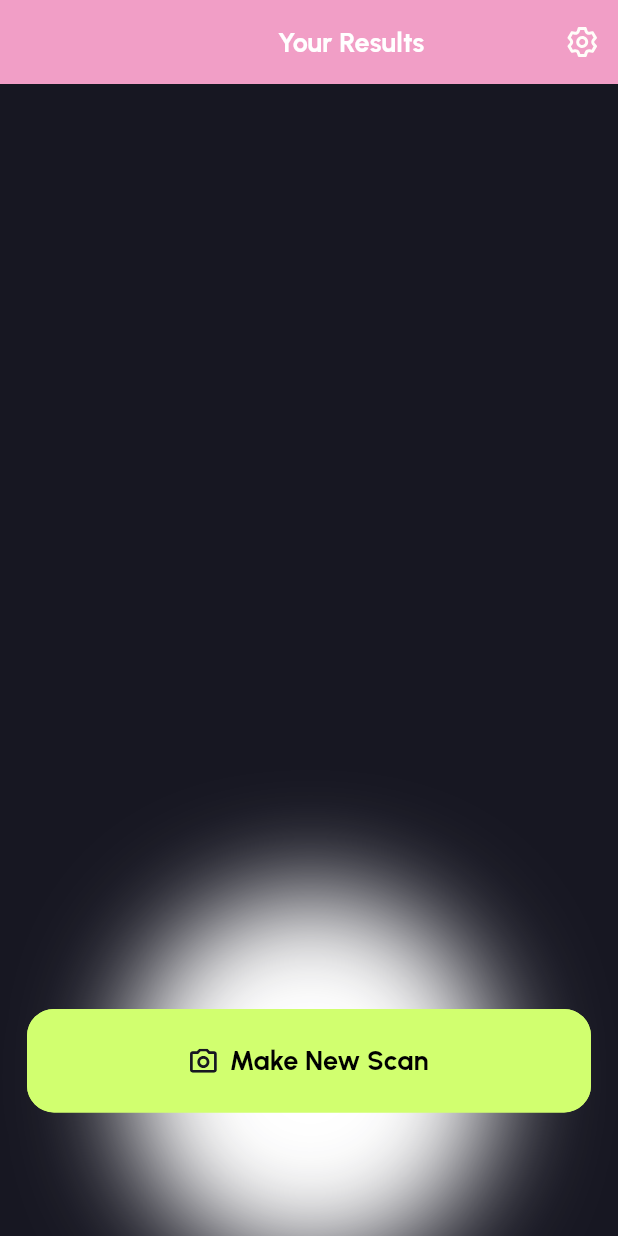
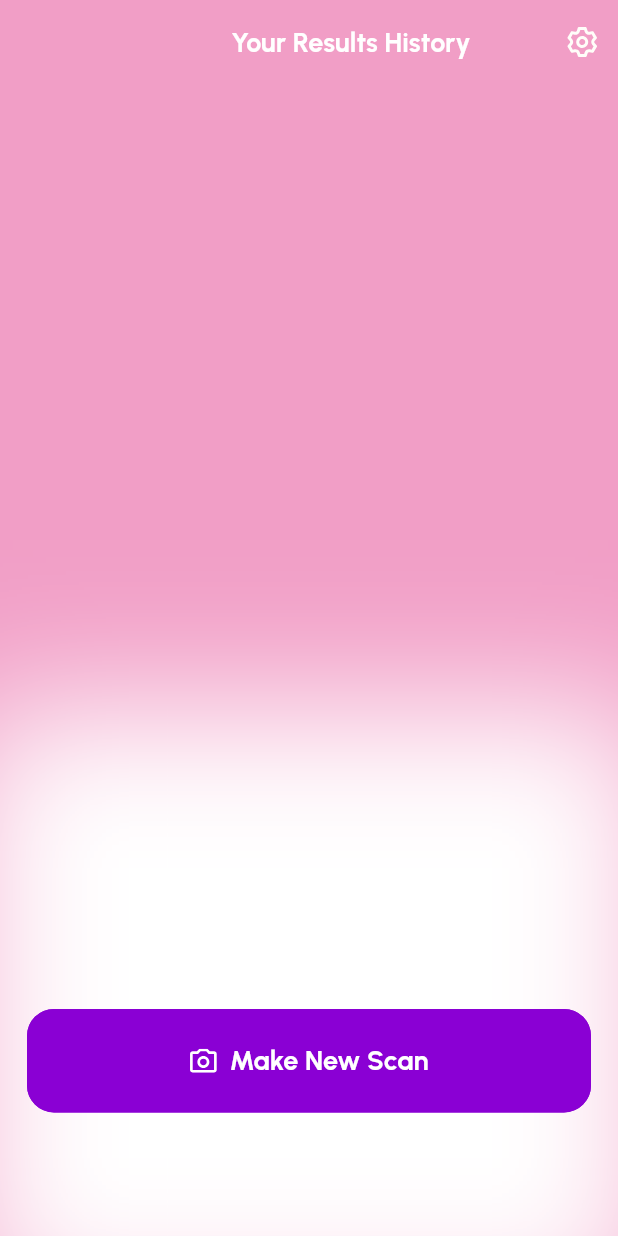
Before and after one commit to pavlogrinchenkoo/glow_up, a Flutter app: the HistoryPage screen opened by its route, on a phone screen of 412 x 824 dp. Run offline on Flutter 3.47's test engine with Material 3 defaults, Android fonts, the light colour scheme and no system bars; our stand-ins replace auto_route, blur, camera, card_swiper, cloud_firestore, device_info_plus and 17 more; missing offline and left inert: amplitude_flutter, before_after, in_app_review, open_settings_plus, purchases_flutter; accounts and stored records are empty; project files that could hold a hidden picture were left out.

Commit message:
GRN-074:Redesign history page

```diff
--- a/lib/l10n/intl_en.arb
+++ b/lib/l10n/intl_en.arb
@@ -79,6 +79,7 @@
   "faceJawlineImage": "\uD83E\uDDCF\u200D♂\uFE0F",
   "faceJawlineImageAndroid": "\uD83E\uDD20",
   "titleResults": "Your Results",
+  "titleHistory": "Your Results History",
   "makeDeepScanButton": "Make a deep scanning of myself",
   "shareFriendButton": "Share with friends & Compare",
   "improveYourFaceButton": "\uD83D\uDC68 Improve Your Face",
--- a/lib/screens/history_page/page.dart
+++ b/lib/screens/history_page/page.dart
@@ -41,7 +41,7 @@ class _HistoryPageState extends State<HistoryPage> {
       builder: (context, ScreenState state) {
         return CustomScaffold(
           appBar: CustomAppBar(
-            title: s.titleResults,
+            title: s.titleHistory,
             useLeftButton: false,
             useRightButton: true,
             rightIcon: Assets.images.settings,
@@ -49,22 +49,23 @@ class _HistoryPageState extends State<HistoryPage> {
               _bloc.toMenu(context);
               AnalyticsAmplitude().logHistoryGoToMenu();
             },
+            usePoint: true,
           ),
           body: Container(
             width: double.infinity,
             height: double.infinity,
             decoration: BoxDecoration(
-              color: BC.navyGrey,
+              color: BC.pink,
             ),
             child: Stack(
               children: [
                 CustomBokeh(
-                  size: height / 2,
-                  scaleX: 0.6,
+                  size: height / 1,
+                  scaleX: 1,
                   scaleY: 0.6,
                   alignment: Alignment.bottomCenter,
-                  transform: const Offset(Sizes.scale, Sizes.s100),
-                  shape: BoxShape.circle,
+                  transform: Offset(Sizes.scale, height / 3.5),
+                  shape: BoxShape.rectangle,
                   angleInRadians: pi / Sizes.s2,
                 ),
                 Column(
@@ -105,12 +106,14 @@ class _HistoryPageState extends State<HistoryPage> {
                           AnalyticsAmplitude().logHistoryMakeNewScan();
                         },
                         outLine: true,
-                        borderColor: BC.salad,
-                        colorButton: BC.salad,
+                        borderColor: BC.purpleViolet,
+                        colorButton: BC.purpleViolet,
                         borderRadius: AppRadius.r18,
                         padding: Sizes.s23,
                         svgGenImage: Assets.images.makeScan,
                         spaceBetweenTextImage: Sizes.s8,
+                        textColor: BC.white,
+                        imageColor: BC.white,
                       ),
                     ),
                     SizedBox(
--- a/lib/screens/menu_page/page.dart
+++ b/lib/screens/menu_page/page.dart
@@ -45,6 +45,7 @@ class _MenuPageState extends State<MenuPage> {
               _bloc.toResult(context);
               AnalyticsAmplitude().logMenuBack();
             },
+            usePoint: true,
           ),
           body: Container(
             width: double.infinity,
--- a/lib/widgets/custom_app_bar.dart
+++ b/lib/widgets/custom_app_bar.dart
@@ -11,6 +11,7 @@ class CustomAppBar extends StatelessWidget implements PreferredSizeWidget {
   final VoidCallback? rightOnClick;
   final SvgGenImage? leftIcon;
   final SvgGenImage? rightIcon;
+  final bool usePoint;
 
   const CustomAppBar({
     this.title,
@@ -21,6 +22,7 @@ class CustomAppBar extends StatelessWidget implements PreferredSizeWidget {
     this.rightOnClick,
     this.leftIcon,
     this.rightIcon,
+    this.usePoint = false,
     super.key,
   });
 
@@ -46,7 +48,7 @@ class CustomAppBar extends StatelessWidget implements PreferredSizeWidget {
           mainAxisAlignment: MainAxisAlignment.center,
           mainAxisSize: MainAxisSize.min,
           children: [
-            if (!useLeftButton) const SizedBox(width: 48),
+            if (!useLeftButton) SizedBox(width: usePoint ? 48 : 0),
             Flexible(
               child: Text(
                 title ?? "",
--- a/lib/widgets/custom_show_small_results.dart
+++ b/lib/widgets/custom_show_small_results.dart
@@ -96,13 +96,13 @@ class CustomShowSmallResults extends StatelessWidget {
                                       horizontal: Sizes.s16,
                                       vertical: Sizes.s4),
                                   decoration: BoxDecoration(
-                                    color: BC.salad,
+                                    color: BC.purpleViolet,
                                     borderRadius:
                                         BorderRadius.circular(AppRadius.r40),
                                   ),
                                   child: Text(
                                     s.deepScan,
-                                    style: BS.tex12Text.apply(color: BC.black),
+                                    style: BS.tex12Text.apply(color: BC.white),
                                   ),
                                 )
                               : const SizedBox.shrink(),
```
Also changed, not shown: lib/generated/intl/messages_en.dart, lib/generated/l10n.dart.
